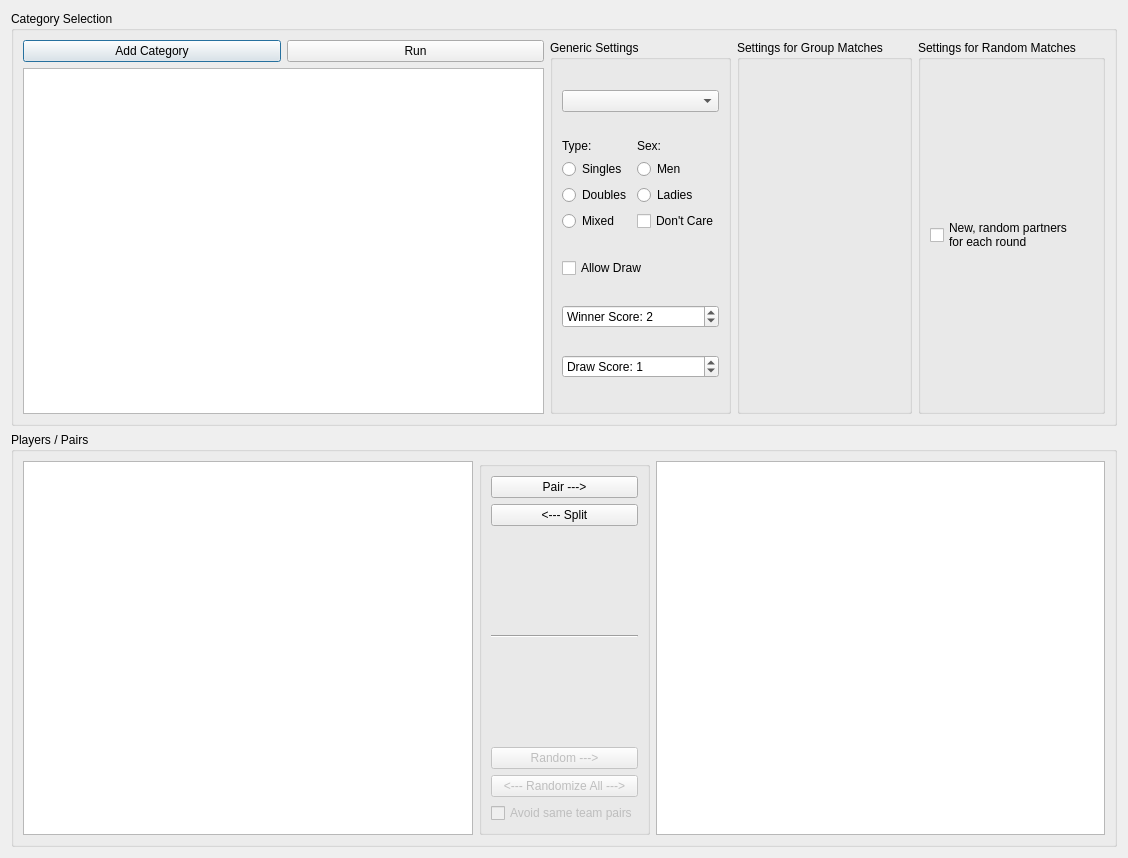
Old version of the form ui/CatTabWidget.ui in the repository probonopd/QTournament.
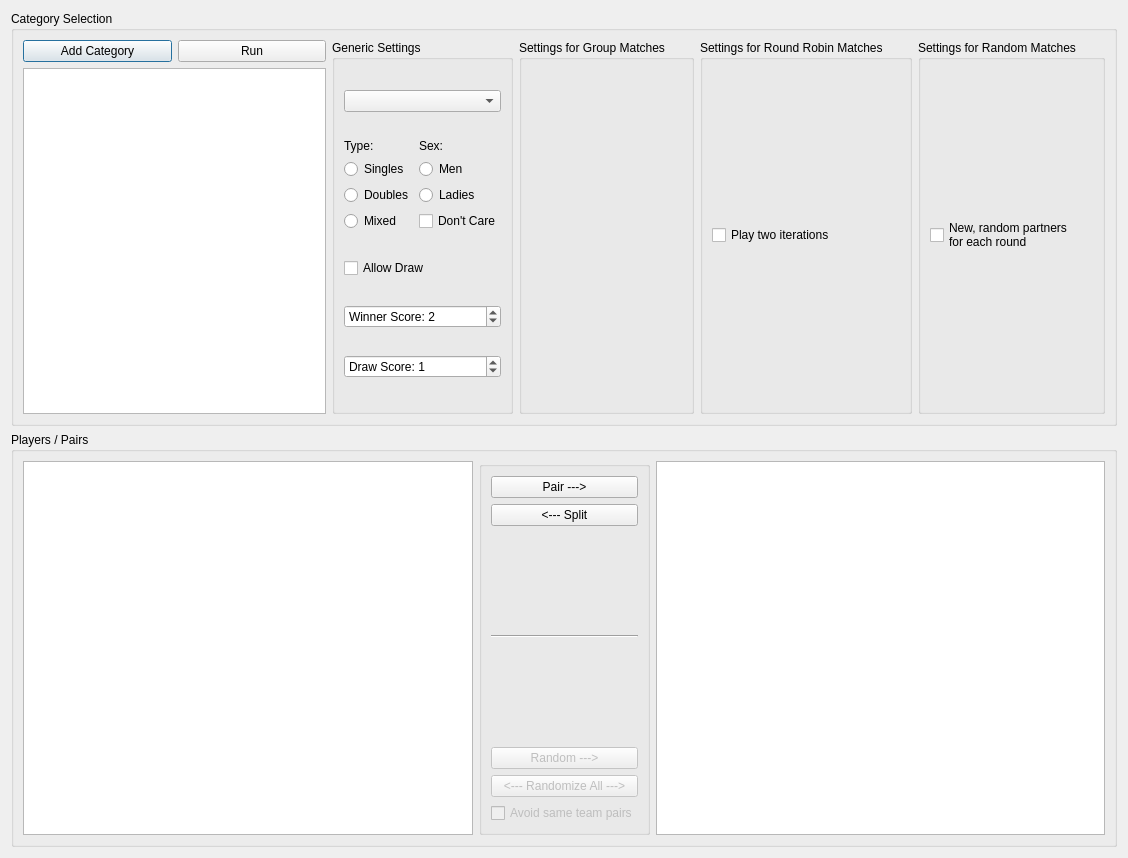
New version of the form. Custom widgets are drawn as their Qt base class.

Commit message: Partial integration of multiple round robin interations with the GUI (unfinished)

The edit to the form file:
```diff
--- a/ui/CatTabWidget.ui
+++ b/ui/CatTabWidget.ui
@@ -217,6 +217,22 @@
         </layout>
        </widget>
       </item>
+      <item>
+       <widget class="QGroupBox" name="gbRoundRobin">
+        <property name="title">
+         <string>Settings for Round Robin Matches</string>
+        </property>
+        <layout class="QVBoxLayout" name="verticalLayout_5">
+         <item>
+          <widget class="QCheckBox" name="cbRoundRobinTwoIterations">
+           <property name="text">
+            <string>Play two iterations</string>
+           </property>
+          </widget>
+         </item>
+        </layout>
+       </widget>
+      </item>
       <item>
        <widget class="QGroupBox" name="gbRandom">
         <property name="title">
```
Left out of the diff: 19 changed lines with no effect on the pictures. The commit also changes 2 other files.
